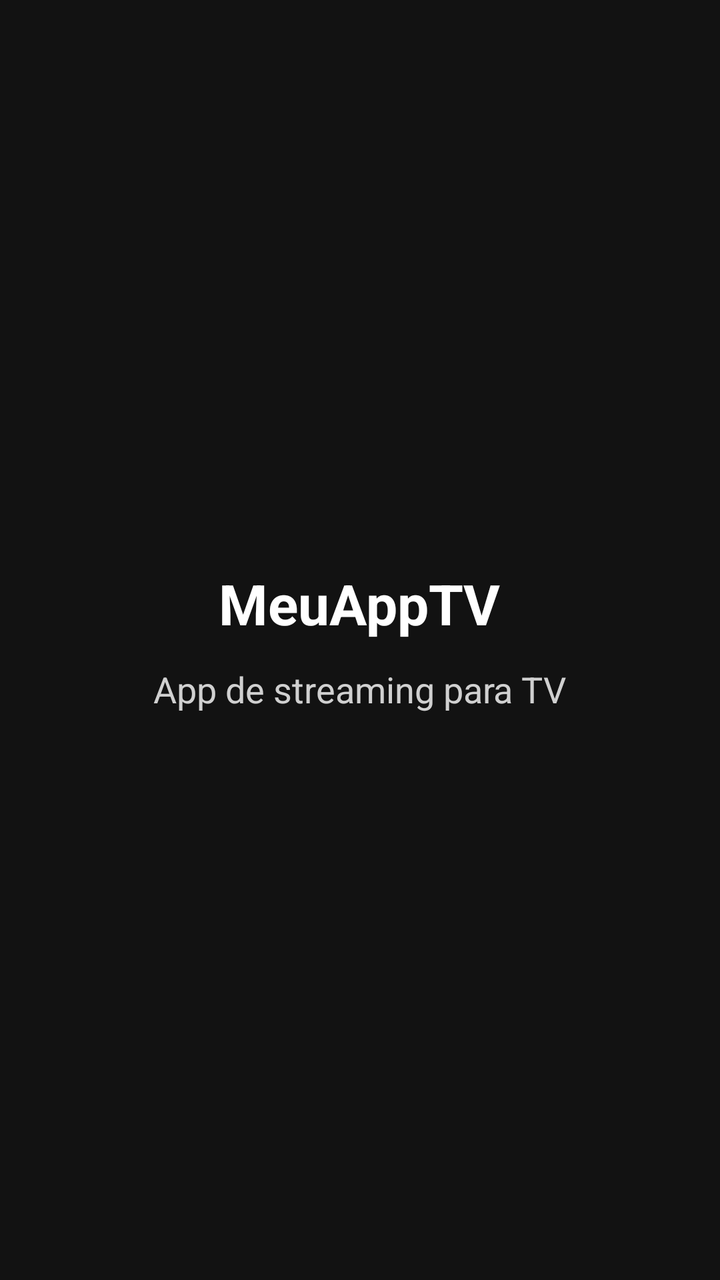
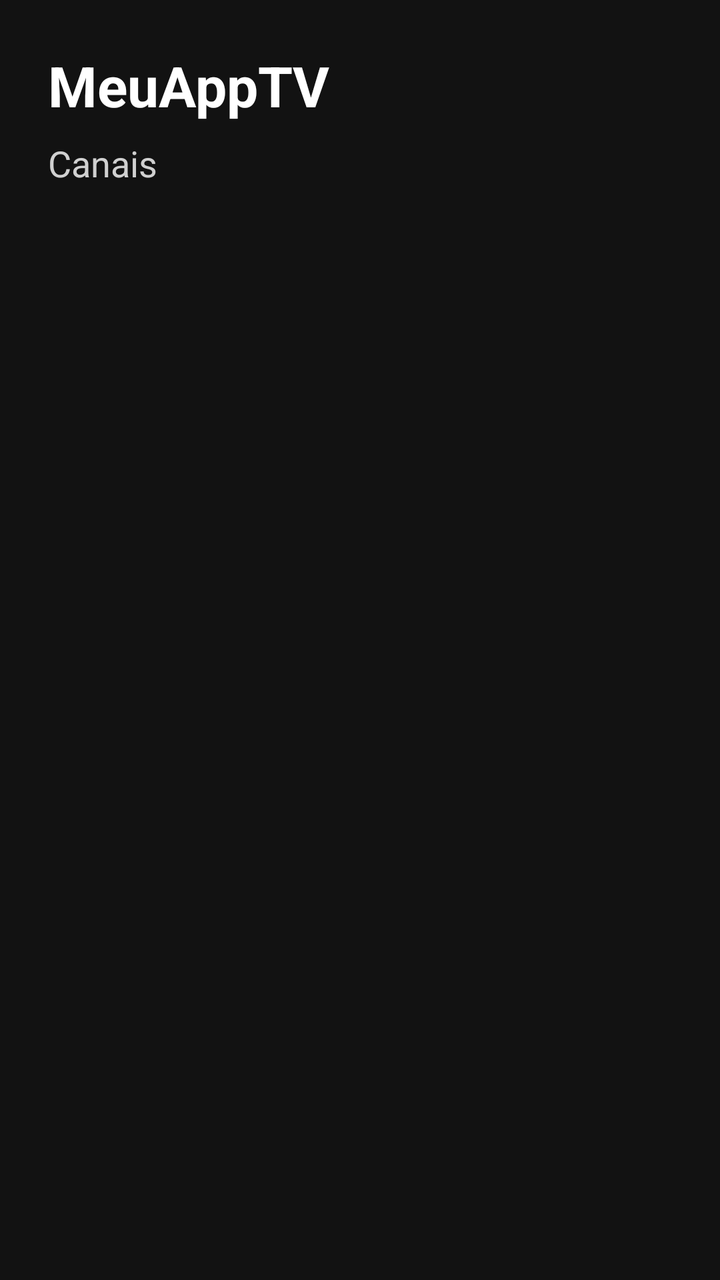

The first picture is an Android layout as it rendered before a commit; the second is the same layout after the commit. The layout source and the unified diff follow.
<!-- AndroidManifest.xml: application theme Theme.AppCompat.NoActionBar -->
<!-- res/layout/activity_main.xml -->
<?xml version="1.0" encoding="utf-8"?>
<LinearLayout xmlns:android="http://schemas.android.com/apk/res/android"
    android:layout_width="match_parent"
    android:layout_height="match_parent"
    android:background="#121212"
    android:gravity="center"
    android:orientation="vertical"
    android:padding="32dp">

    <TextView
        android:layout_width="wrap_content"
        android:layout_height="wrap_content"
        android:text="MeuAppTV"
        android:textColor="#FFFFFF"
        android:textSize="28sp"
        android:textStyle="bold" />

    <TextView
        android:layout_width="wrap_content"
        android:layout_height="wrap_content"
        android:layout_marginTop="12dp"
        android:text="App de streaming para TV"
        android:textColor="#D0D0D0"
        android:textSize="18sp" />

</LinearLayout>
<!-- resources referenced by this layout -->
<resources>

</resources>

<!-- the commit's change to res/layout/activity_main.xml (unified diff, before → after) -->
@@ -3,9 +3,8 @@
     android:layout_width="match_parent"
     android:layout_height="match_parent"
     android:background="#121212"
-    android:gravity="center"
     android:orientation="vertical"
-    android:padding="32dp">
+    android:padding="24dp">
 
     <TextView
         android:layout_width="wrap_content"
@@ -18,9 +17,16 @@
     <TextView
         android:layout_width="wrap_content"
         android:layout_height="wrap_content"
-        android:layout_marginTop="12dp"
-        android:text="App de streaming para TV"
+        android:layout_marginTop="8dp"
+        android:text="Canais"
         android:textColor="#D0D0D0"
         android:textSize="18sp" />
 
+    <androidx.recyclerview.widget.RecyclerView
+        android:id="@+id/recyclerChannels"
+        android:layout_width="match_parent"
+        android:layout_height="0dp"
+        android:layout_marginTop="20dp"
+        android:layout_weight="1" />
+
 </LinearLayout>
